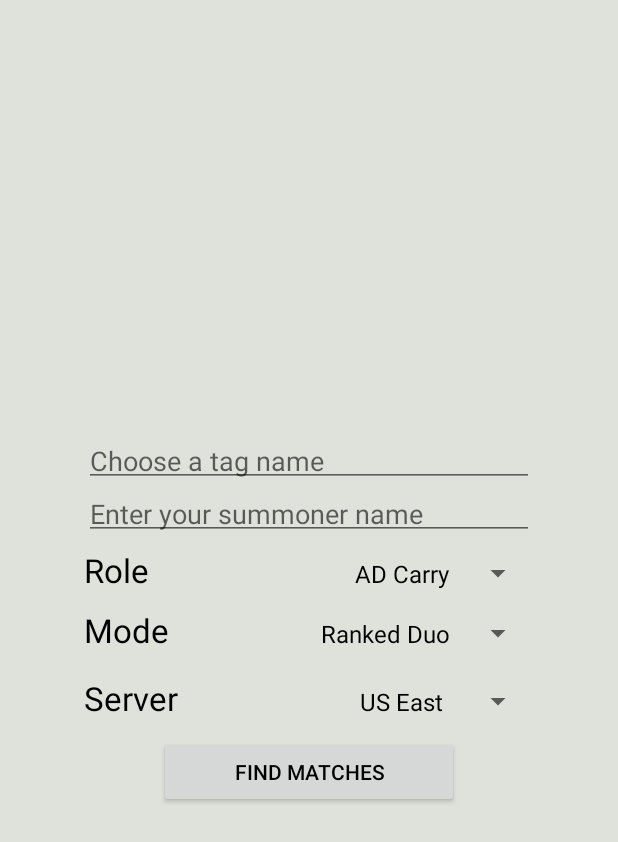
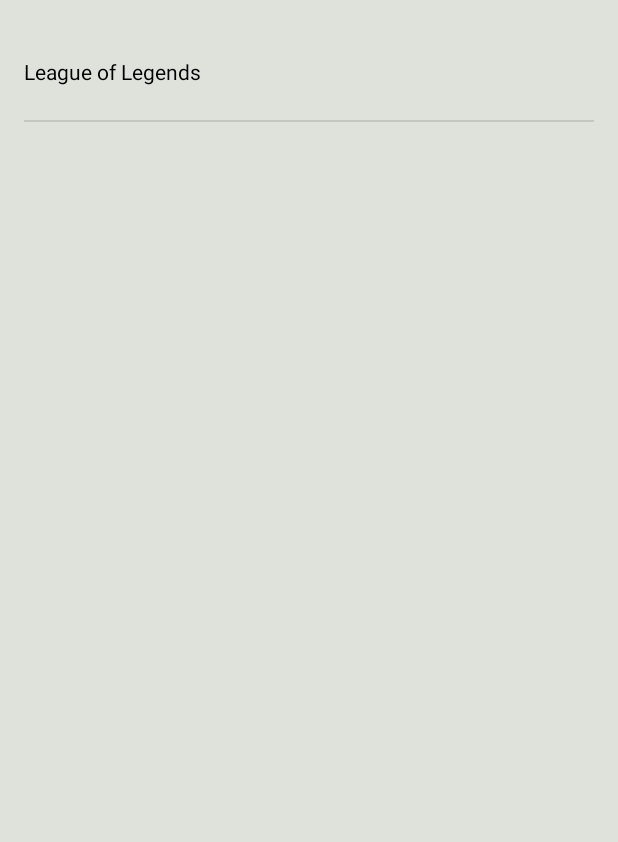
Before and after one commit to jmhwang7/Gamr, an Android app: the screen it shows after launch (LeagueProfileActivity before the commit, GameProfileActivity after it), after a tap on "GET STARTED", on a phone screen of 412 x 824 dp. Shown: the top 842 px of the screen. Run offline under Robolectric (Android 15) with nearby library versions, the phone set to English and light mode, and no system bars.

Commit message:
League Profile/Match Search form is now a fragment accessed through a list of games.

```diff
--- a/app/src/main/AndroidManifest.xml
+++ b/app/src/main/AndroidManifest.xml
@@ -20,7 +20,7 @@
             </intent-filter>
         </activity>
         <activity
-            android:name=".LeagueProfileActivity"
+            android:name=".GameProfileActivity"
             android:label="@string/title_activity_league_profile"
             android:theme="@style/BasicTheme" >
         </activity>
--- /dev/null
+++ b/app/src/main/java/com/gamr/gamr/GameProfileActivity.java
@@ -0,0 +1,36 @@
+package com.gamr.gamr;
+
+import android.os.Bundle;
+import android.support.v4.app.FragmentActivity;
+
+import com.gamr.gamr.GameProfileFragments.GamesListFragment;
+import com.gamr.gamr.GameProfileFragments.LeagueProfileFragment;
+
+/**
+ * Activity that let's the user set various criteria for finding a game for League of Legends
+ */
+public class GameProfileActivity extends FragmentActivity
+        implements GamesListFragment.OnGameSelectedListener {
+
+    @Override
+    protected void onCreate(Bundle savedInstanceState) {
+        super.onCreate(savedInstanceState);
+
+        setContentView(R.layout.activity_game_profile);
+        if (savedInstanceState == null) {
+            getSupportFragmentManager().beginTransaction()
+                    .replace(R.id.container, new GamesListFragment())
+                    .addToBackStack("Showing GamesList")
+                    .commit();
+        }
+    }
+
+    @Override
+    public void onGameSelected() {
+        getSupportFragmentManager().beginTransaction()
+                .replace(R.id.container, new LeagueProfileFragment())
+                .addToBackStack("Showing LoL Profile form.")
+                .commit();
+    }
+
+}
--- /dev/null
+++ b/app/src/main/java/com/gamr/gamr/GameProfileFragments/GamesListFragment.java
@@ -0,0 +1,86 @@
+package com.gamr.gamr.GameProfileFragments;
+
+import android.app.Activity;
+import android.os.Bundle;
+import android.support.v4.app.Fragment;
+import android.view.LayoutInflater;
+import android.view.View;
+import android.view.ViewGroup;
+import android.widget.AdapterView;
+import android.widget.ArrayAdapter;
+import android.widget.ListView;
+
+import com.gamr.gamr.R;
+
+import java.util.ArrayList;
+
+/**
+ * A simple {@link Fragment} subclass.
+ */
+public class GamesListFragment extends Fragment {
+
+    private ArrayAdapter<String> mGamesAdapter;
+    private OnGameSelectedListener mListener;
+
+    public GamesListFragment() {
+        // Required empty public constructor
+    }
+
+    @Override
+    public void onCreate(Bundle savedInstanceState) {
+        super.onCreate(savedInstanceState);
+    }
+
+    @Override
+    public View onCreateView(LayoutInflater inflater, ViewGroup container,
+                             Bundle savedInstanceState) {
+        View rootView = inflater.inflate(R.layout.fragment_games_list, container, false);
+
+        ArrayList<String> games = new ArrayList<>();
+        games.add("League of Legends");
+
+        mGamesAdapter = new ArrayAdapter<>(getActivity(), R.layout.list_item_game,
+                R.id.list_item_game_textview, games);
+        ListView listView = (ListView) rootView.findViewById(R.id.listview_games);
+        listView.setAdapter(mGamesAdapter);
+        listView.setOnItemClickListener(new AdapterView.OnItemClickListener() {
+            @Override
+            public void onItemClick(AdapterView<?> parent, View view, int position, long id) {
+                mListener.onGameSelected();
+            }
+        });
+        return rootView;
+    }
+
+    @Override
+    public void onAttach(Activity activity) {
+        super.onAttach(activity);
+        try {
+            mListener = (OnGameSelectedListener) activity;
+        } catch (ClassCastException e) {
+            throw new ClassCastException(activity.toString()
+                    + " must implement OnGameSelectedListener");
+        }
+    }
+
+    @Override
+    public void onDetach() {
+        super.onDetach();
+        mListener = null;
+    }
+
+    /**
+     * This interface must be implemented by activities that contain this
+     * fragment to allow an interaction in this fragment to be communicated
+     * to the activity and potentially other fragments contained in that
+     * activity.
+     * <p/>
+     * See the Android Training lesson <a href=
+     * "http://developer.android.com/training/basics/fragments/communicating.html"
+     * >Communicating with Other Fragments</a> for more information.
+     */
+    public interface OnGameSelectedListener {
+        // Currently no argument, since we only have 1 game
+        public void onGameSelected();
+    }
+}
--- a/app/src/main/java/com/gamr/gamr/LeagueProfileActivity.java
+++ /dev/null
@@ -1,43 +0,0 @@
-package com.gamr.gamr;
-
-import android.app.Activity;
-import android.content.Intent;
-import android.os.Bundle;
-import android.view.View;
-
-/**
- * Activity that let's the user set various criteria for finding a game for League of Legends
- */
-public class LeagueProfileActivity extends Activity {
-    private static final String DEFAULT_TAG_NAME_STRING = "Choose a tag name";
-
-    @Override
-    protected void onCreate(Bundle savedInstanceState) {
-        super.onCreate(savedInstanceState);
-
-        // Sets the activity to fullscreen with no settings bar
-        /*requestWindowFeature(Window.FEATURE_NO_TITLE);
-        getWindow().setFlags(WindowManager.LayoutParams.FLAG_FULLSCREEN,
-                WindowManager.LayoutParams.FLAG_FULLSCREEN);*/
-
-        setContentView(R.layout.activity_league_profile);
-    }
-
-    /**
-     * Handles when a button is clicked in the activity
-     */
-    public void buttonClicked(View v) {
-        switch (v.getId()) {
-            case R.id.findMatchesButton:
-                // If the user wants to start a league search
-                Intent intent = new Intent(this, FindGamesActivity.class);
-                startActivity(intent);
-                finish();
-                break;
-
-            default:
-
-            break;
-        }
-    }
-}
--- a/app/src/main/java/com/gamr/gamr/SplashScreenActivity.java
+++ b/app/src/main/java/com/gamr/gamr/SplashScreenActivity.java
@@ -21,14 +21,14 @@
 
     /**
      * Used to handle the various button events for starting a search
-     * @param v
+     * @param v Button clicked by user
      */
     public void buttonListener(View v) {
 
         switch (v.getId()) {
             case R.id.lol_button:
                 // If the user wants to start a league search
-                Intent intent = new Intent(this, LeagueProfileActivity.class);
+                Intent intent = new Intent(this, GameProfileActivity.class);
                 startActivity(intent);
                 finish();
             break;
--- /dev/null
+++ b/app/src/main/res/layout/activity_game_profile.xml
@@ -0,0 +1,4 @@
+<FrameLayout xmlns:android="http://schemas.android.com/apk/res/android"
+    xmlns:tools="http://schemas.android.com/tools" android:id="@+id/container"
+    android:layout_width="match_parent" android:layout_height="match_parent"
+    tools:context=".GameProfileActivity" tools:ignore="MergeRootFrame" />
--- /dev/null
+++ b/app/src/main/res/layout/fragment_games_list.xml
@@ -0,0 +1,13 @@
+<FrameLayout xmlns:android="http://schemas.android.com/apk/res/android"
+    android:id="@+id/game_profile_container"
+    android:layout_width="match_parent" android:layout_height="match_parent"
+    android:paddingLeft="@dimen/activity_horizontal_margin"
+    android:paddingRight="@dimen/activity_horizontal_margin"
+    android:paddingTop="@dimen/activity_vertical_margin"
+    android:paddingBottom="@dimen/activity_vertical_margin" >
+
+    <ListView
+        android:id="@+id/listview_games"
+        android:layout_width="match_parent"
+        android:layout_height="match_parent" />
+</FrameLayout>
--- a/app/src/main/res/layout/activity_league_profile.xml
+++ b/app/src/main/res/layout/fragment_league_profile.xml
@@ -4,7 +4,7 @@
     android:paddingRight="@dimen/activity_horizontal_margin"
     android:paddingTop="@dimen/activity_vertical_margin"
     android:paddingBottom="@dimen/activity_vertical_margin"
-    tools:context="com.gamr.gamr.LeagueProfileActivity">
+    tools:context="com.gamr.gamr.GameProfileActivity">
 
     <LinearLayout
         android:focusable="true" android:focusableInTouchMode="true"
@@ -128,8 +128,7 @@
             android:layout_height="wrap_content"
             android:text="@string/find_matches_string"
             android:id="@+id/findMatchesButton"
-            android:layout_gravity="center_horizontal"
-            android:onClick="buttonClicked"/>
+            android:layout_gravity="center_horizontal" />
 
     </LinearLayout>
 </RelativeLayout>
--- /dev/null
+++ b/app/src/main/res/layout/list_item_game.xml
@@ -0,0 +1,7 @@
+<?xml version="1.0" encoding="utf-8"?>
+<TextView xmlns:android="http://schemas.android.com/apk/res/android"
+    android:layout_width="match_parent" android:layout_height="wrap_content"
+    android:minHeight="?android:attr/listPreferredItemHeight"
+    android:id="@+id/list_item_game_textview"
+    android:gravity="center_vertical" >
+</TextView>
--- a/app/src/main/res/menu/menu_league_profile.xml
+++ b/app/src/main/res/menu/menu_league_profile.xml
@@ -1,7 +1,7 @@
 <menu xmlns:android="http://schemas.android.com/apk/res/android"
     xmlns:app="http://schemas.android.com/apk/res-auto"
     xmlns:tools="http://schemas.android.com/tools"
-    tools:context="com.gamr.gamr.LeagueProfileActivity">
+    tools:context="com.gamr.gamr.GameProfileActivity">
     <item android:id="@+id/action_settings" android:title="@string/action_settings"
         android:orderInCategory="100" app:showAsAction="never" />
 </menu>
```
Also changed, not shown: app/src/main/java/com/gamr/gamr/GameProfileFragments/LeagueProfileFragment.java (added, +44 -0 lines), app/src/main/res/layout/fragment_find_games2.xml (deleted, +0 -19 lines), 1 other file.
